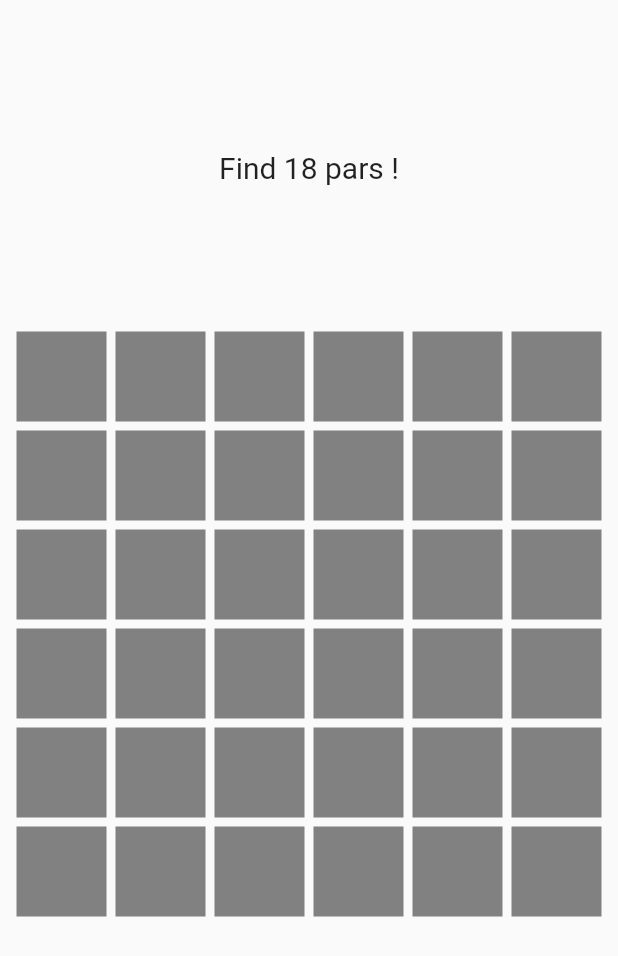
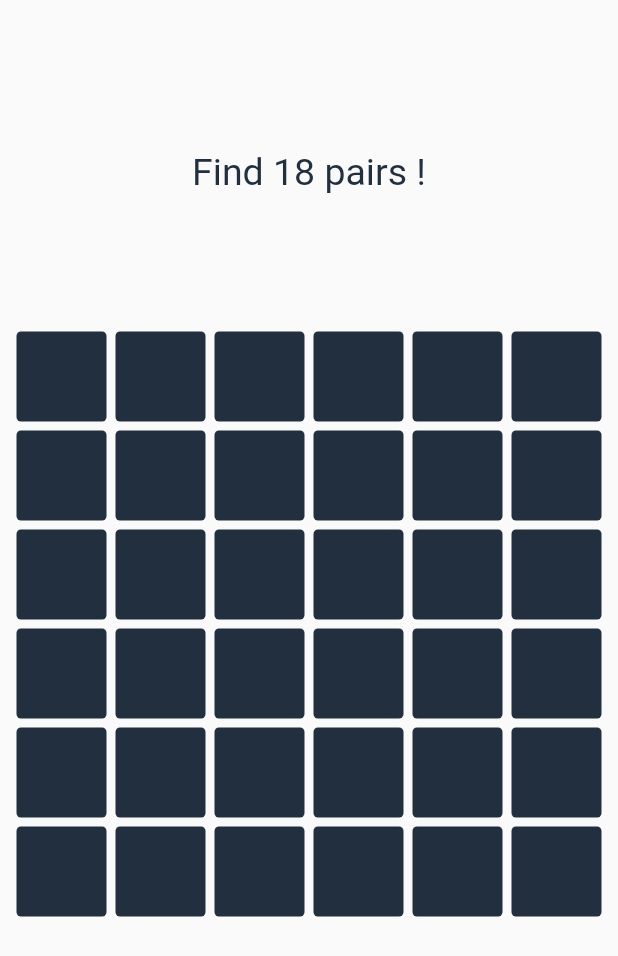
Before and after one commit to klaud-skora/MemoryGame, a Flutter app: the screen it shows after launch, after a tap on an icon or button, on a phone screen of 412 x 824 dp. Shown: the top 956 px of the screen. Run offline on Flutter 3.47's test engine with Material 2 defaults, Android fonts, the phone set to English and light mode, and no system bars; drawn by our look-alikes of flip_card.

Commit message:
Make app work

```diff
--- a/lib/logic/comparer.dart
+++ b/lib/logic/comparer.dart
@@ -0,0 +1,5 @@
+class Comparer {
+  bool isEqual(first, second) {
+    return first == second;
+  }
+}
--- a/lib/ui/game.dart
+++ b/lib/ui/game.dart
@@ -1,8 +1,12 @@
+
 import 'package:flip_card/flip_card.dart';
 import 'package:flutter/material.dart';
 
+import '../logic/comparer.dart';
+
 class Game extends StatefulWidget {
 
+  const Game({Key key}) : super(key: key);
 
   @override
   GameState createState() => GameState();
@@ -12,8 +16,52 @@ class Game extends StatefulWidget {
 
 class GameState extends State<Game> {
 
+  List<GlobalKey<FlipCardState>> cardKey = [
+    GlobalKey<FlipCardState>(),
+    GlobalKey<FlipCardState>(),
+    GlobalKey<FlipCardState>(),
+    GlobalKey<FlipCardState>(),
+    GlobalKey<FlipCardState>(),
+    GlobalKey<FlipCardState>(),
+    GlobalKey<FlipCardState>(),
+    GlobalKey<FlipCardState>(),
+    GlobalKey<FlipCardState>(),
+    GlobalKey<FlipCardState>(),
+    GlobalKey<FlipCardState>(),
+    GlobalKey<FlipCardState>(),
+    GlobalKey<FlipCardState>(),
+    GlobalKey<FlipCardState>(),
+    GlobalKey<FlipCardState>(),
+    GlobalKey<FlipCardState>(),
+    GlobalKey<FlipCardState>(),
+    GlobalKey<FlipCardState>(),
+    GlobalKey<FlipCardState>(),
+    GlobalKey<FlipCardState>(),
+    GlobalKey<FlipCardState>(),
+    GlobalKey<FlipCardState>(),
+    GlobalKey<FlipCardState>(),
+    GlobalKey<FlipCardState>(),
+    GlobalKey<FlipCardState>(),
+    GlobalKey<FlipCardState>(),
+    GlobalKey<FlipCardState>(),
+    GlobalKey<FlipCardState>(),
+    GlobalKey<FlipCardState>(),
+    GlobalKey<FlipCardState>(),
+    GlobalKey<FlipCardState>(),
+    GlobalKey<FlipCardState>(),
+    GlobalKey<FlipCardState>(),
+    GlobalKey<FlipCardState>(),
+    GlobalKey<FlipCardState>(),
+    GlobalKey<FlipCardState>(),
+  ];
+
   List<bool> cardFlips = [true, true, true, true, true, true, true, true, true, true, true, true, true, true, true, true, true, true, true, true, true, true, true, true, true, true, true, true, true, true, true, true, true, true, true, true];
-  List<String> signs = ['A', 'A', 'B', 'B', 'C', 'C', 'D', 'D', 'E', 'E', 'F', 'F', 'G', 'G', 'H', 'H', 'I', 'I', 'J', 'J', 'K', 'K', 'L', 'L', 'M', 'M', 'X', 'X', 'O', 'O', 'V', 'V', 'W', 'W', 'S', 'S'];
+  static List<String> signs = ['A', 'A', 'B', 'B', 'C', 'C', 'D', 'D', 'E', 'E', 'F', 'F', 'G', 'G', 'H', 'H', 'I', 'I', 'J', 'J', 'K', 'K', 'L', 'L', 'M', 'M', 'X', 'X', 'O', 'O', 'V', 'V', 'W', 'W', 'S', 'S'];
+
+  int counter = 0;
+  bool flip = false;
+  int card = -1;
+  int pairs = 18;
 
   String firstCard = '';
   String secondCard = '';
@@ -26,17 +74,17 @@ class GameState extends State<Game> {
 
   @override
   Widget build(BuildContext context) {
-    // print(firstCard);
+    Comparer comparer = new Comparer();
 
-    var background = Color(0xff636363);
     return Scaffold(
       body: SafeArea(
+        child: SingleChildScrollView(
           child: Column(
             children: <Widget>[
               Container(
                 height: 200.0,
                 padding: EdgeInsets.only(top: 100.0),
-              child: Text('Find 18 pars !', style: TextStyle(fontSize: 20.0)),
+                child: Text(pairs == 0 ? 'Congrats, you won!' : 'Find $pairs pairs !', style: TextStyle(color: Color(0xff222f3e), fontSize: 25.0)),
               ),
               Container(
                 padding: EdgeInsets.symmetric(horizontal: 8.0, vertical: 18.0),
@@ -47,20 +95,50 @@ class GameState extends State<Game> {
                     crossAxisCount: 6,
                   ),
                   itemBuilder: (context, index) => FlipCard(
+                    key: cardKey[index],
+                    flipOnTouch: cardFlips[index],
                     onFlip: () {
+                      if(!flip) {
+                        flip = true;
+                        card = index;
+                      } else {
+                        flip = false;
+                        bool matched = comparer.isEqual(signs[card], signs[index]);
+                        if (matched && card == index) {
+                          setState(() { cardFlips[card] = false; });
+                        } else if (matched) {
                           setState(() {
-                      firstCard == '' ? firstCard = signs[index] : secondCard = signs[index];
+                            cardFlips[card] = false;
+                            cardFlips[index] = false;
+                            pairs--;
                           });
+                        } else {
+                          setState(() {
+                            cardFlips[card] = true;
+                          });
+                          cardKey[card].currentState.toggleCard();
+                          card = index;
+                          setState(() {
+                            cardFlips[card] = false;
+                          });
+                        }
+                      }
                     },
-                  flipOnTouch: cardFlips[index],
                     front: Container(
+                      decoration: BoxDecoration(
+                        borderRadius: BorderRadius.all(Radius.circular(3.0)),
+                        color: Color(0xff222f3e),
+                      ),
                       margin: EdgeInsets.all(3.0),
-                    color: background.withOpacity(.8),
                     ),
                     back: Container(
+                      decoration: BoxDecoration(
+                        borderRadius: BorderRadius.all(Radius.circular(3.0)),
+                        border: Border.all(color: Color(0xff01a3a4)),
+                        color: Color(0xff222f3e).withOpacity(.2),
+                      ),
                       margin: EdgeInsets.all(3.0),
-                    color: background,
-                    child: Center(child: Text(signs[index])),
+                      child: Center(child: Text(signs[index], style: TextStyle(fontSize: 20.0, fontWeight: FontWeight.w600, color: Color(0xff01a3a4) ))),
                     ),
                   ),
                   itemCount: signs.length,
@@ -69,6 +147,7 @@ class GameState extends State<Game> {
             ],
           ),
         ),
+      ),
     );
   }
 }
--- a/lib/ui/home_page.dart
+++ b/lib/ui/home_page.dart
@@ -12,21 +12,32 @@ class HomePageState extends State<HomePage> {
 
   @override
   Widget build(BuildContext context) {
-    var background = Color(0xff636363);
+    var background = Color(0xff222f3e);
     return Scaffold(
       appBar: AppBar(
-        title: const Text('Memory Game'),
+        title: const Text('MemoryCards Game'),
         backgroundColor: background
       ),
       body: Container(
-        child: Center(
-          child: Container(
-            padding: const EdgeInsets.all(15.0),
-            decoration: BoxDecoration(
-              borderRadius: BorderRadius.circular(12),
-              color: background,
+        alignment: Alignment(0.0,0.0),
+        child: Column(
+          mainAxisAlignment: MainAxisAlignment.spaceEvenly,
+          children: <Widget>[
+            Container(
+              child: Text(
+                'How good you think your memory is ?',
+                style: TextStyle(
+                  color: Color(0xff01a3a4),
+                  fontSize: 20.0,
+                ),
+              ),
             ),
-            child: FlatButton(
+            FlatButton(
+              shape: RoundedRectangleBorder(side: BorderSide(
+                color: Color(0xff222f3e),
+                width: 1,
+                style: BorderStyle.solid
+              ), borderRadius: BorderRadius.circular(50)),
               onPressed: () {
                 Navigator.push(
                   context,
@@ -36,14 +47,14 @@ class HomePageState extends State<HomePage> {
                 );
               },
               child: Text(
-              'Let\'s play!',
-               style: TextStyle(
-                 fontSize: 20,
-                 color: Colors.white,
-               ),
+                'Let\'s play!',
+                style: TextStyle(
+                  fontSize: 20,
+                  color: Color(0xff222f3e),
+                ),
+              ),
             ),
-            ),
-          )
+          ],
         ),
       ),
     );
```
Lines whose indentation alone changed are shown as unchanged.
